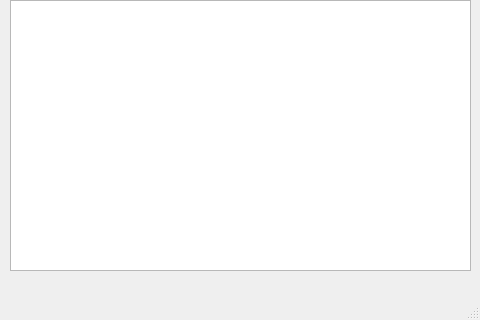
Qt form mainwindow.ui (wasifAL/Notepad) before a commit.
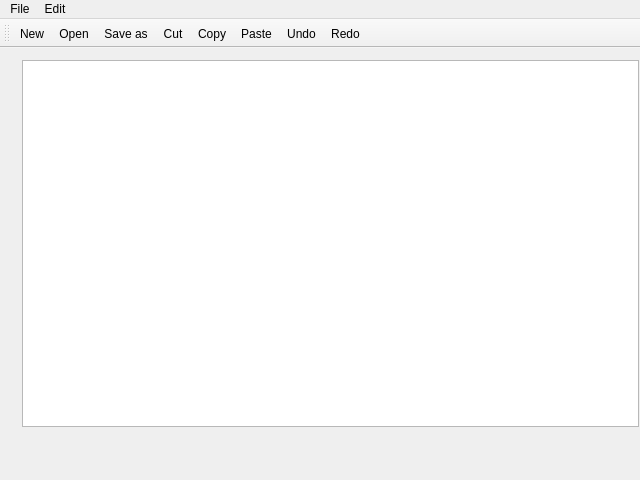
The same form after that commit. Icons and pictures are not drawn.

Commit message: added action definitions

Diff of the .ui file:
```diff
--- a/mainwindow.ui
+++ b/mainwindow.ui
@@ -6,26 +6,66 @@
    <rect>
     <x>0</x>
     <y>0</y>
-    <width>480</width>
-    <height>320</height>
+    <width>640</width>
+    <height>480</height>
    </rect>
   </property>
   <property name="windowTitle">
    <string>MainWindow</string>
   </property>
   <widget class="QWidget" name="centralwidget">
+   <property name="sizePolicy">
+    <sizepolicy hsizetype="Preferred" vsizetype="Preferred">
+     <horstretch>100</horstretch>
+     <verstretch>100</verstretch>
+    </sizepolicy>
+   </property>
+   <property name="minimumSize">
+    <size>
+     <width>320</width>
+     <height>240</height>
+    </size>
+   </property>
    <widget class="QWidget" name="verticalLayoutWidget">
     <property name="geometry">
      <rect>
-      <x>10</x>
-      <y>0</y>
-      <width>461</width>
-      <height>271</height>
+      <x>20</x>
+      <y>10</y>
+      <width>621</width>
+      <height>371</height>
      </rect>
     </property>
-    <layout class="QVBoxLayout" name="verticalLayout">
+    <layout class="QVBoxLayout" name="verticalLayout" stretch="0">
+     <property name="spacing">
+      <number>0</number>
+     </property>
+     <property name="sizeConstraint">
+      <enum>QLayout::SetMinAndMaxSize</enum>
+     </property>
+     <property name="leftMargin">
+      <number>2</number>
+     </property>
+     <property name="topMargin">
+      <number>2</number>
+     </property>
+     <property name="rightMargin">
+      <number>2</number>
+     </property>
+     <property name="bottomMargin">
+      <number>2</number>
+     </property>
      <item>
-      <widget class="QTextEdit" name="textEdit"/>
+      <widget class="QTextEdit" name="textEdit">
+       <property name="enabled">
+        <bool>true</bool>
+       </property>
+       <property name="sizePolicy">
+        <sizepolicy hsizetype="Expanding" vsizetype="Expanding">
+         <horstretch>100</horstretch>
+         <verstretch>100</verstretch>
+        </sizepolicy>
+       </property>
+      </widget>
      </item>
     </layout>
    </widget>
@@ -35,12 +75,126 @@
     <rect>
      <x>0</x>
      <y>0</y>
-     <width>480</width>
+     <width>640</width>
      <height>22</height>
     </rect>
    </property>
+   <widget class="QMenu" name="menuFile">
+    <property name="title">
+     <string>File</string>
+    </property>
+    <addaction name="actionNew"/>
+    <addaction name="actionOpen"/>
+    <addaction name="actionSave_as"/>
+    <addaction name="actionPrint"/>
+    <addaction name="actionExit"/>
+   </widget>
+   <widget class="QMenu" name="menuEdit">
+    <property name="title">
+     <string>Edit</string>
+    </property>
+    <addaction name="actionCopy"/>
+    <addaction name="actionPaste"/>
+    <addaction name="actionCut"/>
+    <addaction name="actionUndo"/>
+    <addaction name="actionRedo"/>
+   </widget>
+   <addaction name="menuFile"/>
+   <addaction name="menuEdit"/>
   </widget>
-  <widget class="QStatusBar" name="statusbar"/>
+  <widget class="QToolBar" name="topToolBar">
+   <property name="windowTitle">
+    <string>toolBar</string>
+   </property>
+   <attribute name="toolBarArea">
+    <enum>TopToolBarArea</enum>
+   </attribute>
+   <attribute name="toolBarBreak">
+    <bool>false</bool>
+   </attribute>
+   <addaction name="actionNew"/>
+   <addaction name="actionOpen"/>
+   <addaction name="actionSave_as"/>
+   <addaction name="actionCut"/>
+   <addaction name="actionCopy"/>
+   <addaction name="actionPaste"/>
+   <addaction name="actionUndo"/>
+   <addaction name="actionRedo"/>
+  </widget>
+  <action name="actionNew">
+   <property name="icon">
+    <iconset resource="Resources.qrc">
+     <normaloff>:/images/New.bmp</normaloff>:/images/New.bmp</iconset>
+   </property>
+   <property name="text">
+    <string>New</string>
+   </property>
+  </action>
+  <action name="actionOpen">
+   <property name="icon">
+    <iconset resource="Resources.qrc">
+     <normaloff>:/images/Open.bmp</normaloff>:/images/Open.bmp</iconset>
+   </property>
+   <property name="text">
+    <string>Open</string>
+   </property>
+  </action>
+  <action name="actionSave_as">
+   <property name="icon">
+    <iconset resource="Resources.qrc">
+     <normaloff>:/images/Save.bmp</normaloff>:/images/Save.bmp</iconset>
+   </property>
+   <property name="text">
+    <string>Save as</string>
+   </property>
+  </action>
+  <action name="actionPrint">
+   <property name="text">
+    <string>Print</string>
+   </property>
+  </action>
+  <action name="actionCopy">
+   <property name="icon">
+    <iconset resource="Resources.qrc">
+     <normaloff>:/images/Copy.bmp</normaloff>:/images/Copy.bmp</iconset>
+   </property>
+   <property name="text">
+    <string>Copy</string>
+   </property>
+  </action>
+  <action name="actionPaste">
+   <property name="icon">
+    <iconset resource="Resources.qrc">
+     <normaloff>:/images/Paste.bmp</normaloff>:/images/Paste.bmp</iconset>
+   </property>
+   <property name="text">
+    <string>Paste</string>
+   </property>
+  </action>
+  <action name="actionCut">
+   <property name="icon">
+    <iconset resource="Resources.qrc">
+     <normaloff>:/images/Cut.bmp</normaloff>:/images/Cut.bmp</iconset>
+   </property>
+   <property name="text">
+    <string>Cut</string>
+   </property>
+  </action>
+  <action name="actionUndo">
+   <property name="text">
+    <string>Undo</string>
+   </property>
+  </action>
+  <action name="actionRedo">
+   <property name="text">
+    <string>Redo</string>
+   </property>
+  </action>
+  <action name="actionExit">
+   <property name="text">
+    <string>Exit</string>
+   </property>
+  </action>
  </widget>
  <resources/>
  <connections/>
```
Left out of the diff: 6 changed lines with no effect on the pictures. The commit also changes 5 other files.
